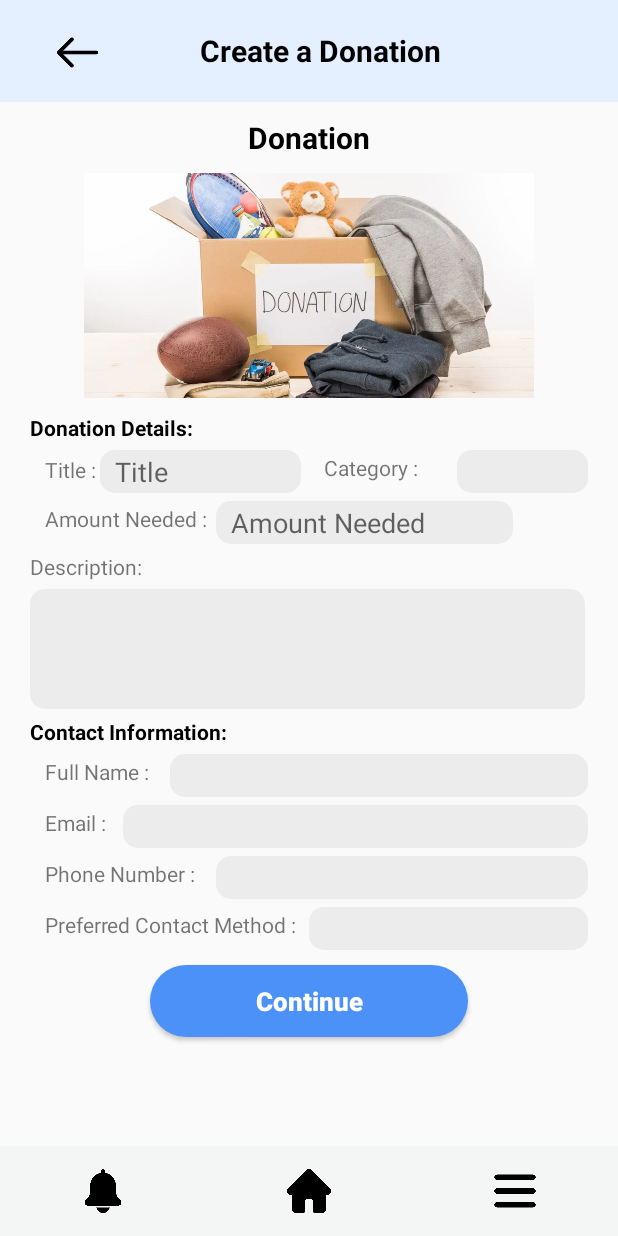
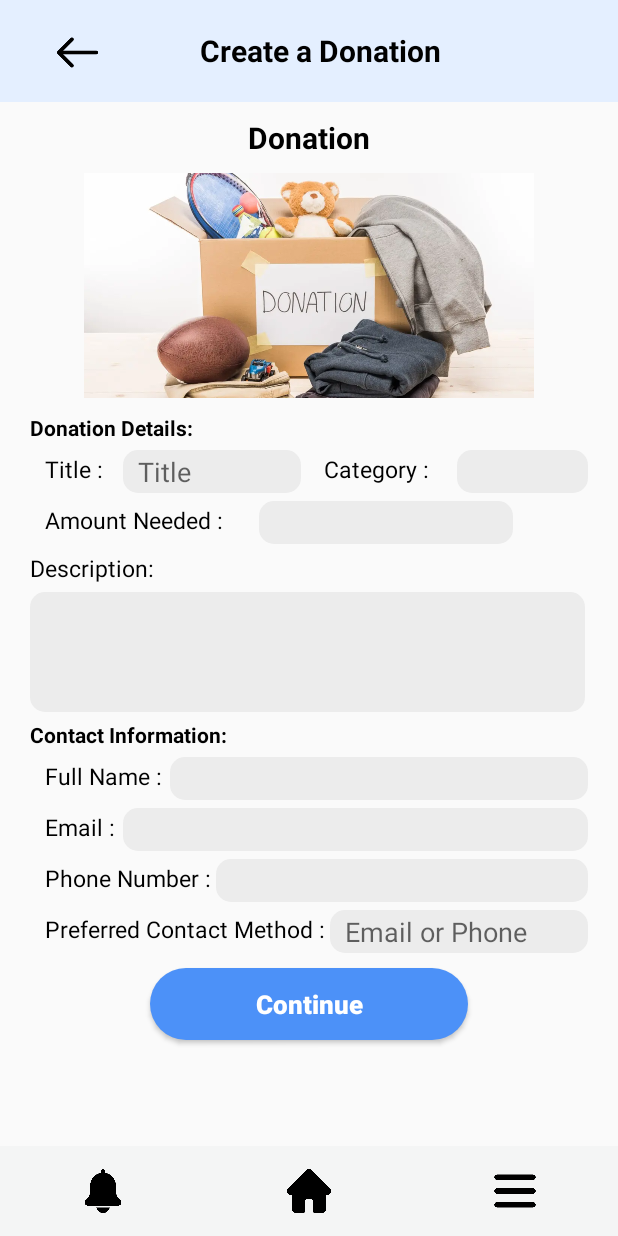
Before and after one commit to nkaesp/HelpingHands, an Android app: the screen it shows after launch (DonationCampaignPostingPageActivity), on a phone screen of 412 x 824 dp. Run offline under Robolectric (Android 15) with nearby library versions, the phone set to English and light mode, and no system bars.

Commit message:
OPORTO posting wala pay sv

```diff
--- a/app/src/main/res/layout/activity_donation_posting_page.xml
+++ b/app/src/main/res/layout/activity_donation_posting_page.xml
@@ -6,7 +6,7 @@
     android:layout_height="match_parent"
     tools:context=".screens.DonationCampaign.DonationCampaignPostingPageActivity">
 
-
+    <!--    nav sa top-->
     <ImageView
         android:id="@+id/navTop"
         android:layout_width="match_parent"
@@ -110,11 +110,12 @@
                 android:layout_width="match_parent"
                 android:layout_height="match_parent"
                 android:text="Title : "
-                android:layout_weight="3"
+                android:layout_weight="2"
                 android:paddingTop="2dp"
                 android:paddingBottom="2dp"
                 android:paddingLeft="10dp"
-                android:layout_marginTop="1dp"></TextView>
+                android:textColor="@color/black"
+                android:textSize="15dp"></TextView>
 
             <EditText
                 android:id="@+id/title"
@@ -144,7 +145,9 @@
                 android:text="Category :"
                 android:paddingTop="2dp"
                 android:paddingBottom="2dp"
-            android:paddingLeft="10dp">
+                android:paddingLeft="10dp"
+                android:textColor="@color/black"
+                android:textSize="15dp">
             </TextView>
 
 
@@ -176,14 +179,16 @@
         android:layout_marginRight="20dp">
 
         <TextView
-            android:layout_width="match_parent"
+            android:layout_width="300dp"
             android:layout_height="match_parent"
-            android:layout_weight="2"
+            android:layout_weight="1"
             android:text="Amount Needed : "
             android:layout_marginRight="5dp"
             android:paddingTop="2dp"
             android:paddingBottom="2dp"
-            android:paddingLeft="10dp">
+            android:paddingLeft="10dp"
+            android:textColor="@color/black"
+            android:textSize="15dp">
         </TextView>
 
 
@@ -192,7 +197,6 @@
             android:layout_width="match_parent"
             android:layout_height="match_parent"
             android:layout_weight="1"
-            android:hint="Amount Needed"
             android:layout_marginRight="50dp"
             android:background="@drawable/bg_radius_ten_gray"
             android:paddingTop="2dp"
@@ -212,7 +216,9 @@
         android:layout_below="@+id/below_details2"
         android:layout_marginTop="5dp"
         android:layout_marginLeft="20dp"
-        android:layout_marginRight="20dp"></TextView>
+        android:layout_marginRight="20dp"
+        android:textColor="@color/black"
+        android:textSize="15dp"></TextView>
 
     <EditText
         android:id="@+id/desc"
@@ -267,7 +273,9 @@
                 android:text="Full Name : "
                 android:paddingTop="2dp"
                 android:paddingBottom="2dp"
-                android:paddingLeft="10dp">
+                android:paddingLeft="10dp"
+                android:textColor="@color/black"
+                android:textSize="15dp">
             </TextView>
 
             <EditText
@@ -298,7 +306,9 @@
                 android:paddingTop="2dp"
                 android:paddingBottom="2dp"
                 android:paddingLeft="10dp"
-            android:layout_marginTop="5dp">
+                android:layout_marginTop="5dp"
+                android:textColor="@color/black"
+                android:textSize="15dp">
             </TextView>
 
             <EditText
@@ -330,7 +340,9 @@
                 android:paddingTop="2dp"
                 android:paddingBottom="2dp"
                 android:paddingLeft="10dp"
-            android:layout_marginTop="5dp">
+                android:layout_marginTop="5dp"
+                android:textColor="@color/black"
+                android:textSize="15dp">
             </TextView>
 
 
@@ -354,14 +366,16 @@
             android:orientation="horizontal">
 
             <TextView
-            android:layout_width="match_parent"
+                android:layout_width="400dp"
                 android:layout_height="match_parent"
                 android:layout_weight="1"
                 android:text="Preferred Contact Method : "
                 android:paddingTop="2dp"
                 android:paddingBottom="2dp"
                 android:paddingLeft="10dp"
-            android:layout_marginTop="5dp">
+                android:layout_marginTop="5dp"
+                android:textColor="@color/black"
+                android:textSize="15dp">
             </TextView>
 
             <EditText
@@ -369,7 +383,7 @@
                 android:layout_width="match_parent"
                 android:layout_height="match_parent"
                 android:layout_weight="1"
-            android:hint=""
+                android:hint="Email or Phone"
                 android:background="@drawable/bg_radius_ten_gray"
                 android:paddingTop="2dp"
                 android:paddingBottom="2dp"
@@ -401,7 +415,7 @@
         android:textStyle="bold">
     </Button>
 
-    <!--    nav sa ubos-->
+    <!--    nav sa bottom-->
     <RelativeLayout
         android:layout_width="match_parent"
         android:layout_height="wrap_content">
```
Lines whose indentation alone changed are shown as unchanged.
